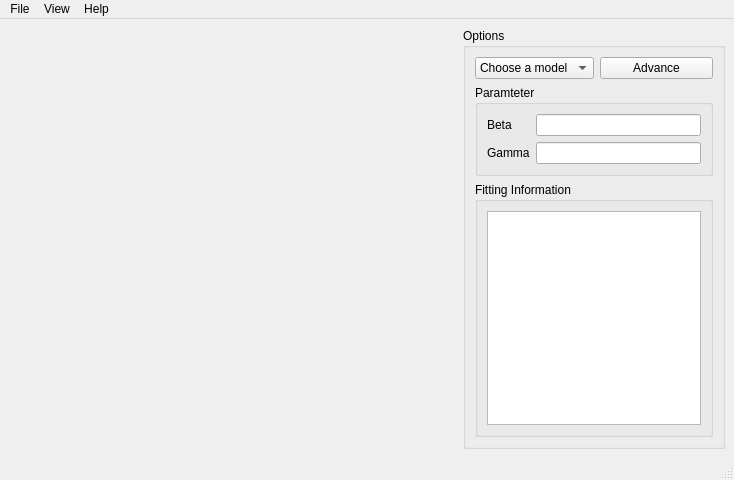
First picture: the form in src/ui/mainwindow.ui, repository ckaus/EpiPy, before the edit.
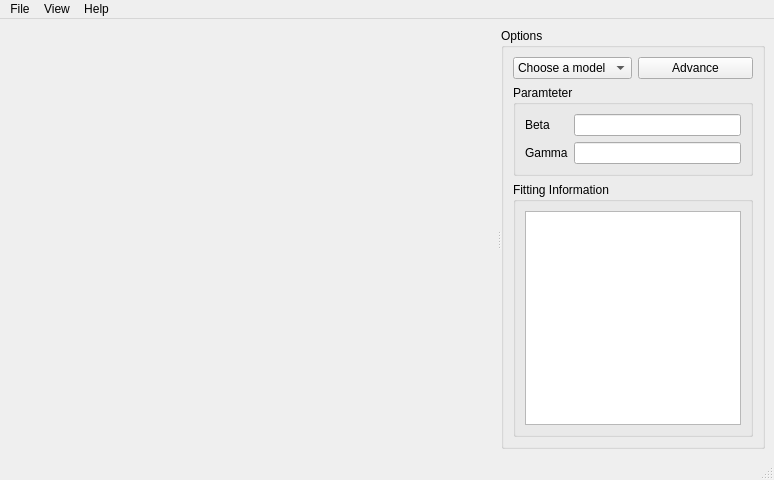
Second picture: the form after the edit.

Commit message: optimize view action functionality, add widget splitter between graph widget and sidebar widget

```diff
--- a/src/ui/mainwindow.ui
+++ b/src/ui/mainwindow.ui
@@ -6,7 +6,7 @@
    <rect>
     <x>0</x>
     <y>0</y>
-    <width>734</width>
+    <width>774</width>
     <height>480</height>
    </rect>
   </property>
@@ -16,17 +16,18 @@
   <widget class="QWidget" name="centralwidget">
    <layout class="QHBoxLayout" name="horizontalLayout_2">
     <item>
+     <widget class="QSplitter" name="splitter">
+      <property name="orientation">
+       <enum>Qt::Horizontal</enum>
+      </property>
      <widget class="QWidget" name="plotWidget" native="true">
       <property name="minimumSize">
        <size>
-        <width>448</width>
+         <width>488</width>
         <height>0</height>
        </size>
       </property>
-      <layout class="QVBoxLayout" name="verticalLayout_2"/>
-     </widget>
-    </item>
-    <item>
+      </widget>
      <widget class="QGroupBox" name="sidebarGroupBox">
       <property name="maximumSize">
        <size>
@@ -120,6 +121,7 @@
        </item>
       </layout>
      </widget>
+     </widget>
     </item>
    </layout>
   </widget>
@@ -128,7 +130,7 @@
     <rect>
      <x>0</x>
      <y>0</y>
-     <width>734</width>
+     <width>774</width>
      <height>24</height>
     </rect>
    </property>
```
Left out of the diff: 19 changed lines with no effect on the pictures. Lines whose indentation alone changed are shown as unchanged. The commit also changes 1 other file.
